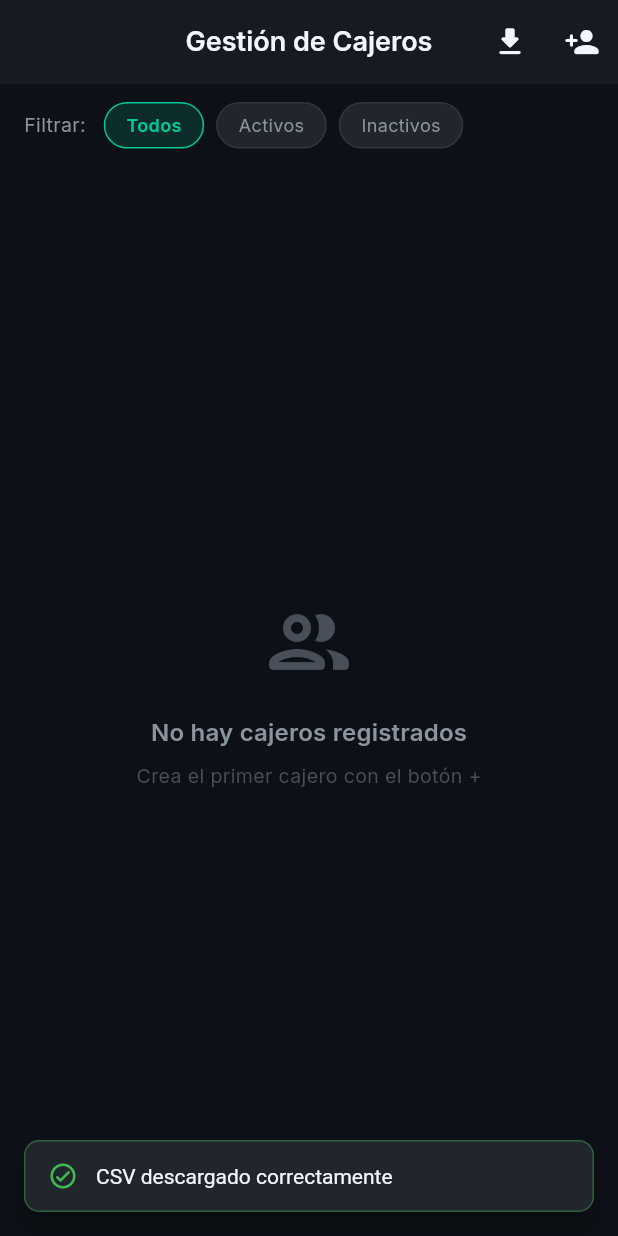
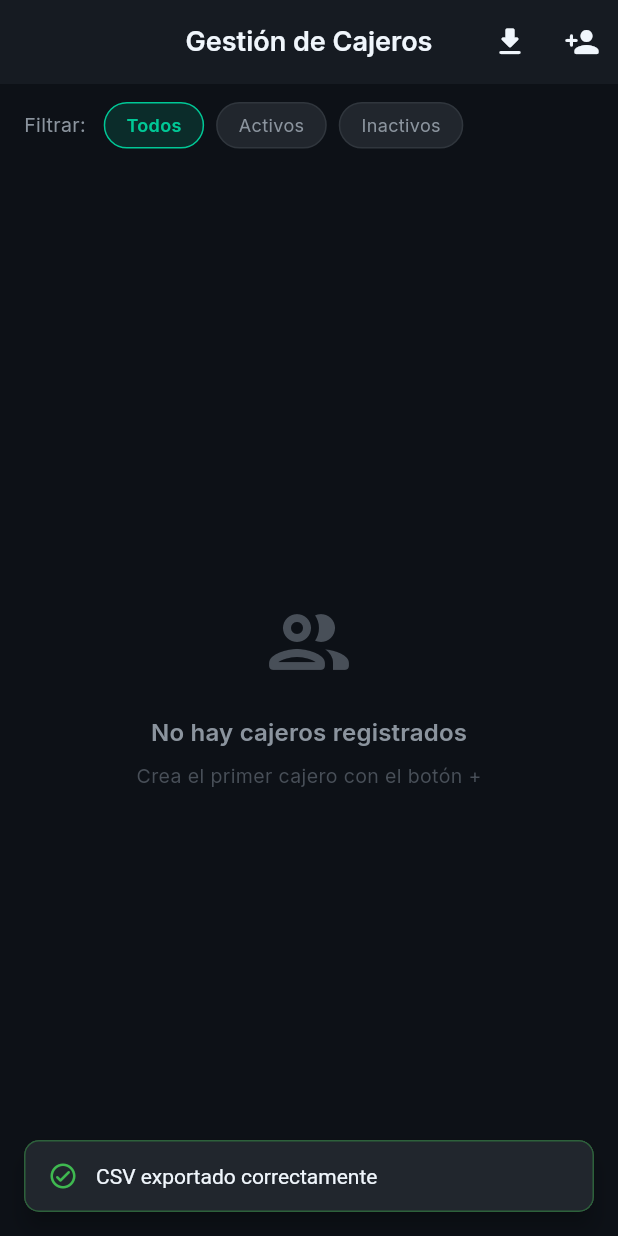
Before and after one commit to johan-850/SIstema_AS, a Flutter app: the UsersListPage screen opened by its route, after a tap on the "download" icon, on a phone screen of 412 x 824 dp. Run offline on Flutter 3.47's test engine with Material 3 defaults, Android fonts, the phone set to English and light mode, and no system bars; our stand-ins replace csv, equatable, flutter_dotenv, flutter_riverpod, go_router, google_fonts and 2 more; accounts and stored records are empty.

```diff
--- a/lib/features/dashboard/presentation/pages/admin_dashboard_page.dart
+++ b/lib/features/dashboard/presentation/pages/admin_dashboard_page.dart
@@ -72,7 +72,7 @@ class AdminDashboardPage extends ConsumerWidget {
                   _ModuleCard(icon: Icons.people_rounded, label: 'Cajeros', color: AppColors.primary,
                       onTap: () => context.push('/admin/users')),
                   _ModuleCard(icon: Icons.inventory_2_outlined, label: 'Productos', color: AppColors.secondary,
-                      onTap: () {}),
+                      onTap: () => context.push('/admin/products')),
                   _ModuleCard(icon: Icons.bar_chart_rounded, label: 'Inventario', color: AppColors.warning,
                       onTap: () {}),
                   _ModuleCard(icon: Icons.receipt_long_rounded, label: 'Reportes', color: AppColors.info,
--- a/lib/features/users/presentation/pages/users_list_page.dart
+++ b/lib/features/users/presentation/pages/users_list_page.dart
@@ -4,7 +4,8 @@ import 'package:go_router/go_router.dart';
 import 'package:intl/intl.dart';
 import 'dart:convert';
 // ignore: avoid_web_libraries_in_flutter
-import 'dart:html' as html;
+import 'package:share_plus/share_plus.dart';
+import 'dart:typed_data';
 import '../../../../core/theme/app_theme.dart';
 import '../../../../core/widgets/app_snackbar.dart';
 import '../../../../core/widgets/confirmation_dialog.dart';
@@ -76,7 +77,7 @@ class _UsersListPageState extends ConsumerState<UsersListPage> {
                         child: ListView.separated(
                           padding: const EdgeInsets.all(16),
                           itemCount: listState.cashiers.length,
-                          separatorBuilder: (_, __) => const SizedBox(height: 10),
+                          separatorBuilder: (_, _) => const SizedBox(height: 10),
                           itemBuilder: (context, i) => _CashierCard(
                             cashier: listState.cashiers[i],
                             onToggle: (isActive) => _confirmToggle(context, listState.cashiers[i], isActive),
@@ -120,15 +121,17 @@ class _UsersListPageState extends ConsumerState<UsersListPage> {
       if (context.mounted) AppSnackbar.error(context, result.failure!.message);
       return;
     }
-    // Descarga directa en el navegador (compatible con web)
+    // Descarga/Compartir (compatible con móvil, web y escritorio)
     final bytes = utf8.encode(result.csv!);
-    final blob = html.Blob([bytes], 'text/csv;charset=utf-8');
-    final url = html.Url.createObjectUrlFromBlob(blob);
-    html.AnchorElement(href: url)
-      ..setAttribute('download', 'cajeros_${DateTime.now().millisecondsSinceEpoch}.csv')
-      ..click();
-    html.Url.revokeObjectUrl(url);
-    if (context.mounted) AppSnackbar.success(context, 'CSV descargado correctamente');
+    final fileName = 'cajeros_${DateTime.now().millisecondsSinceEpoch}.csv';
+    final xFile = XFile.fromData(
+      Uint8List.fromList(bytes),
+      name: fileName,
+      mimeType: 'text/csv',
+    );
+    await Share.shareXFiles([xFile], text: 'Exportación de Cajeros');
+
+    if (context.mounted) AppSnackbar.success(context, 'CSV exportado correctamente');
   }
 }
 
--- a/lib/main.dart
+++ b/lib/main.dart
@@ -25,7 +25,7 @@ Future<void> main() async {
   // Inicializar Supabase
   await Supabase.initialize(
     url: dotenv.env['SUPABASE_URL']!,
-    anonKey: dotenv.env['SUPABASE_ANON_KEY']!,
+    publishableKey: dotenv.env['SUPABASE_ANON_KEY']!,
   );
 
   // Orientación fija (portrait)
```
Also changed, not shown: lib/features/products/data/datasources/product_remote_datasource.dart (+17 -17 lines), lib/features/products/presentation/pages/product_form_page.dart (+8 -5 lines), 1 other file.
